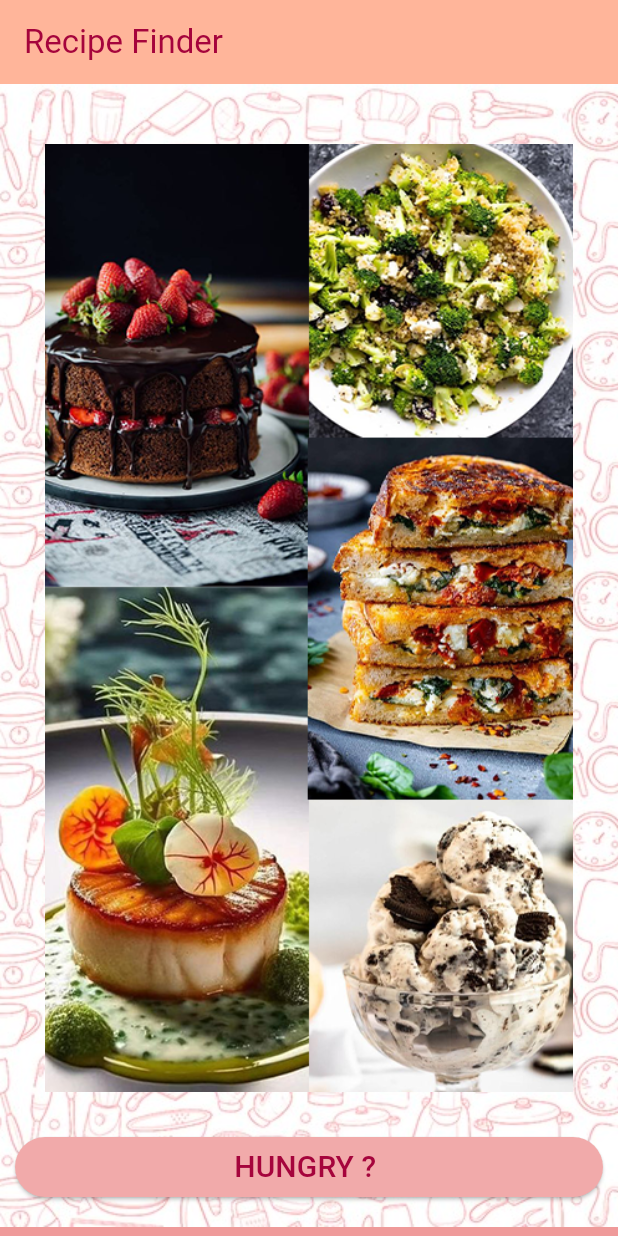
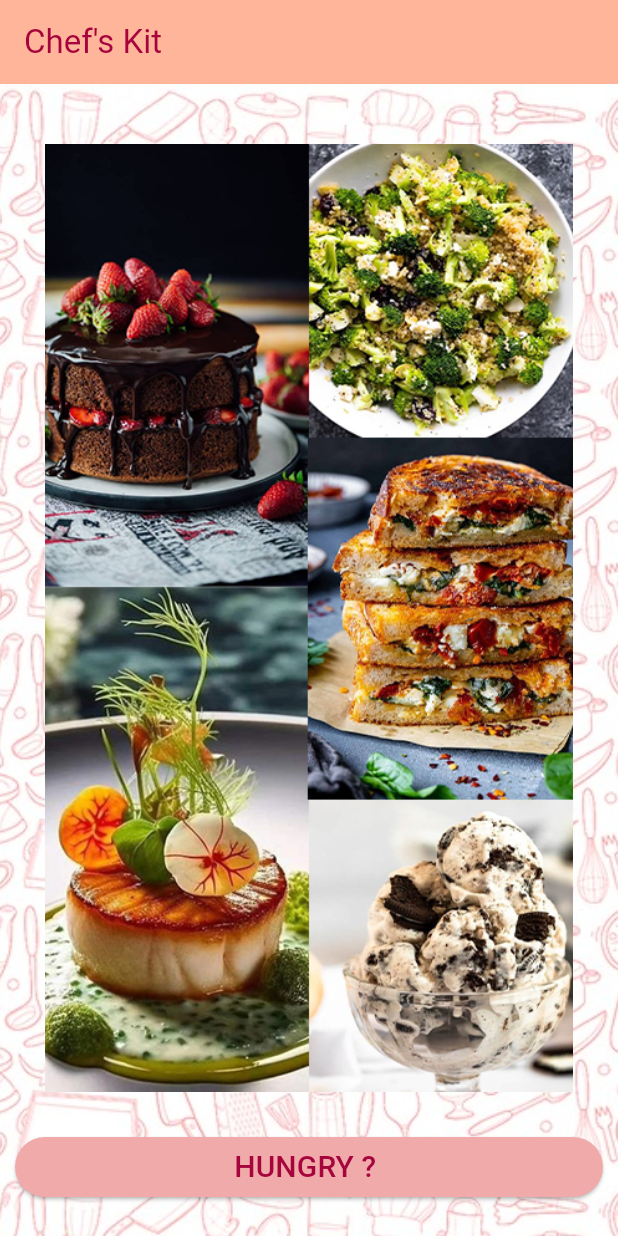
Before and after one commit to aabha25/techrush-ftw, a Flutter app: the screen it shows after launch, on a phone screen of 412 x 824 dp. Run offline on Flutter 3.47's test engine with Material 3 defaults, Android fonts, the phone set to English and light mode, and no system bars; Roboto replaces fonts that are missing (Audowide).

Commit message:
main.gargi added

```diff
--- a/lib/main.dart
+++ b/lib/main.dart
@@ -4,67 +4,27 @@ import 'package:flutter/src/widgets/text.dart';
 
 import 'ingredients.dart';
 
-void main() {
-  runApp(const MyApp());
-}
-
-class MyApp extends StatelessWidget {
-  const MyApp({super.key});
-
-  // This widget is the root of your application.
+class MyApp1 extends StatefulWidget {
   @override
-  Widget build(BuildContext context) {
-    return MaterialApp(
-
-      debugShowCheckedModeBanner: false,
-      theme: ThemeData(
-        scaffoldBackgroundColor: Colors.red[200],
-
-        colorScheme: ColorScheme.fromSeed(seedColor: Colors.brown),
-        useMaterial3: true,
-      ),
-      home: const MyHomePage(title: 'Recipe Finder'),
-    );
+  State<StatefulWidget> createState() {
+    return MyApp1State();
   }
 }
 
-class MyHomePage extends StatefulWidget {
-  const MyHomePage({super.key, required this.title});
-
-
-
-  final String title;
-
-  @override
-  State<MyHomePage> createState() => _MyHomePageState();
-}
-
-class _MyHomePageState extends State<MyHomePage> {
-  int _counter = 0;
-
-  void _incrementCounter() {
-    setState(() {
-      _counter++;
-    });
-  }
-
-  @override
+class MyApp1State extends State<MyApp1> {
   Widget build(BuildContext context) {
     return Scaffold(
       appBar: AppBar(
-            title:Text('Recipe Finder ' , style: TextStyle(fontFamily:'Audowide',color: Color.fromARGB(255, 165, 4, 60))),
-          backgroundColor: Theme
-              .of(context)
-              .colorScheme
-              .inversePrimary,
-
-
+        title: Text('Chef\'s Kit ',
+            style: TextStyle(
+                fontFamily: 'Audowide',
+                color: Color.fromARGB(255, 165, 4, 60))),
+        backgroundColor: Theme.of(context).colorScheme.inversePrimary,
       ),
-        body:
-
-        Container(
+      body: SingleChildScrollView(
+        child: Container(
           width: 450,
-        height: 762,
+          height: 862,
           // color: Colors.teal,
 
           decoration: BoxDecoration(
@@ -73,11 +33,13 @@ class _MyHomePageState extends State<MyHomePage> {
                   fit: BoxFit.cover)),
           child: SingleChildScrollView(
             child: Column(
-             mainAxisAlignment:MainAxisAlignment.end,
+              mainAxisAlignment: MainAxisAlignment.end,
               crossAxisAlignment: CrossAxisAlignment.start,
               children: [
-              Padding(padding: EdgeInsets.only(top: 40, bottom: 0,left: 30,right: 30),
-               child :Container(
+                Padding(
+                  padding:
+                      EdgeInsets.only(top: 40, bottom: 0, left: 30, right: 30),
+                  child: Container(
                     width: 460,
                     height: 632,
                     //  color: Colors.redAccent,
@@ -85,42 +47,39 @@ class _MyHomePageState extends State<MyHomePage> {
                         image: DecorationImage(
                             image: AssetImage("assets/images/collage1.png"),
                             fit: BoxFit.cover)),
-
-                ),),
+                  ),
+                ),
                 Container(
                     width: 450,
                     height: 100,
-                 child:Padding(padding: EdgeInsets.only(top: 30 ,bottom: 30,left: 10,right: 10),
-                 child:  ElevatedButton(
-
+                    child: Padding(
+                      padding: EdgeInsets.only(
+                          top: 30, bottom: 30, left: 10, right: 10),
+                      child: ElevatedButton(
                           style: ButtonStyle(
-                       backgroundColor: MaterialStateProperty.all<Color>(Color.fromARGB(255,241,170,170)),
-
+                            backgroundColor: MaterialStateProperty.all<Color>(
+                                Color.fromARGB(255, 241, 170, 170)),
                           ),
-                     onPressed:(){
-                       Navigator.push(context,
-                           MaterialPageRoute(builder: (context) => MyApp2()));
-                       child:Text("pressed");
-                     }, child: Text("HUNGRY ? ",style: TextStyle(fontSize: 20,color: Color.fromARGB(255, 165, 4, 60)),)
-                 ),
-                 )
-               )
-
+                          onPressed: () {
+                            Navigator.push(
+                                context,
+                                MaterialPageRoute(
+                                    builder: (context) => MyApp2()));
+                            child:
+                            Text("pressed");
+                          },
+                          child: Text(
+                            "HUNGRY ? ",
+                            style: TextStyle(
+                                fontSize: 20,
+                                color: Color.fromARGB(255, 165, 4, 60)),
+                          )),
+                    ))
               ],
-
-
-
-
             ),
           ),
         ),
-
-
-
-
-
+      ),
     );
-
-
   }
 }
--- a/pubspec.yaml
+++ b/pubspec.yaml
@@ -101,6 +101,7 @@ flutter:
     - assets/images/cmilk.png
     - assets/images/strawberry.png
     - assets/images/whipped.png
+    - assets/images/Untitled-1.png
 
 
 
```
Also changed, not shown: lib/maingargi.dart (added, +59 -0 lines), assets/images/Untitled-1.png (added), 1 other file. Lines whose indentation alone changed are shown as unchanged.
